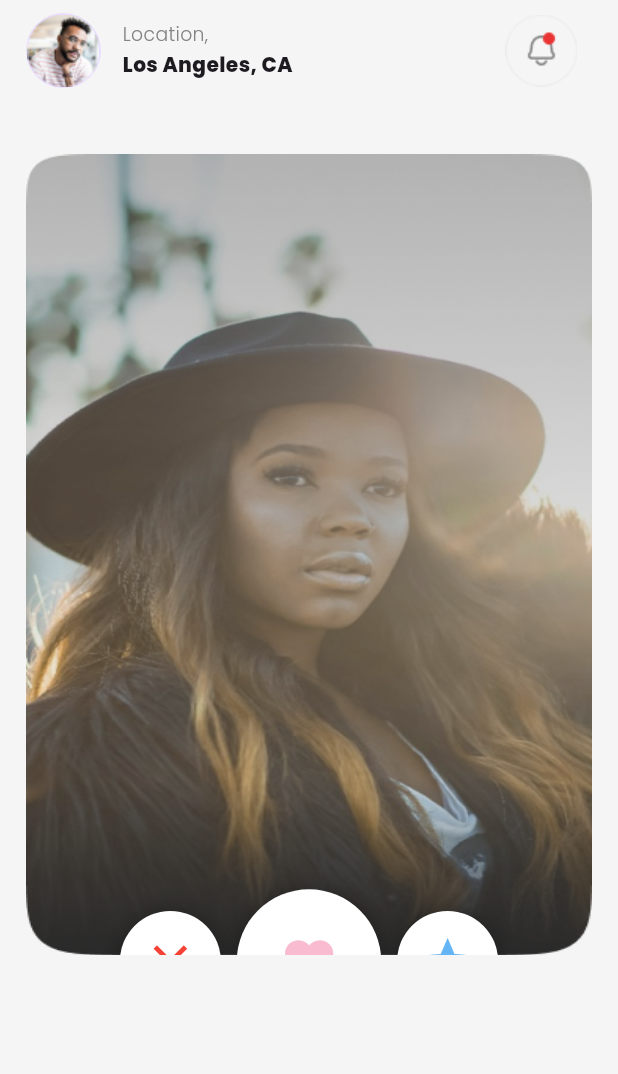
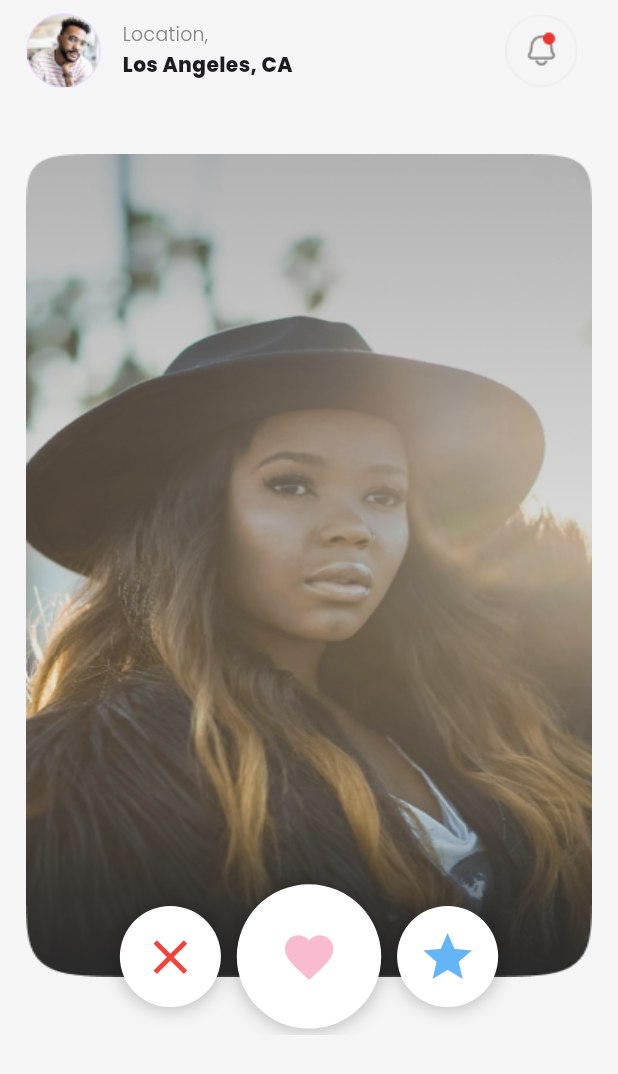
Before and after one commit to obasanmichael/Vesti_project, a Flutter app: the HomeScreen screen opened directly, on a phone screen of 412 x 824 dp. Shown: the top 1074 px of the screen. Run offline on Flutter 3.47's test engine with Material 3 defaults, Android fonts, the phone set to English and light mode, and no system bars; our stand-ins replace flutter_screenutil, flutter_svg, go_router, google_fonts, smooth_page_indicator; missing offline and left inert: custom_clippers.

Commit message:
fixed the home layout issues

```diff
--- a/lib/screens/home/home_screen.dart
+++ b/lib/screens/home/home_screen.dart
@@ -43,11 +43,12 @@ class _HomeScreenState extends State<HomeScreen> {
             children: [
               MyAppBar(),
               addHeight(40),
+              Stack(
+                children: [
                   Container(
-                width: 428.w,
-                height: 600.h,
-                child: Stack(
-                  children: [
+                    height: 660.h,
+                    width: double.infinity,
+                  ),
                   SizedBox(
                     height: 616.h,
                     width: double.infinity,
@@ -57,7 +58,7 @@ class _HomeScreenState extends State<HomeScreen> {
                     ),
                   ),
                   Positioned(
-                      bottom: -70,
+                    bottom: -15.h,
                     left: 65.w,
                     right: 65.w,
                     child: Padding(
@@ -133,7 +134,6 @@ class _HomeScreenState extends State<HomeScreen> {
                   )
                 ],
               ),
-              ),
             ],
           ),
         ),
```
Lines whose indentation alone changed are shown as unchanged.
